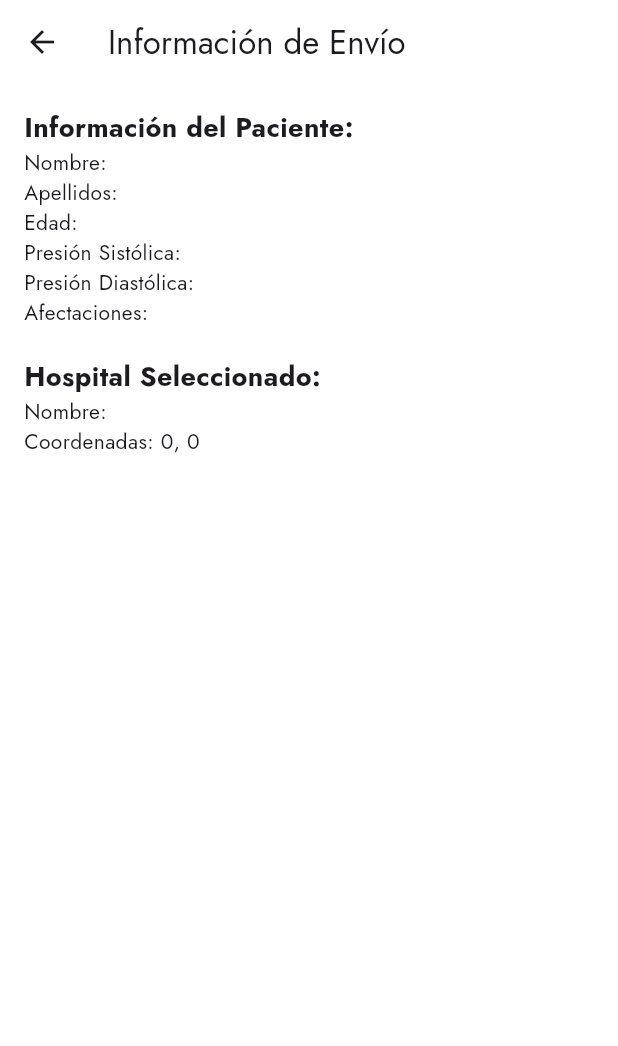
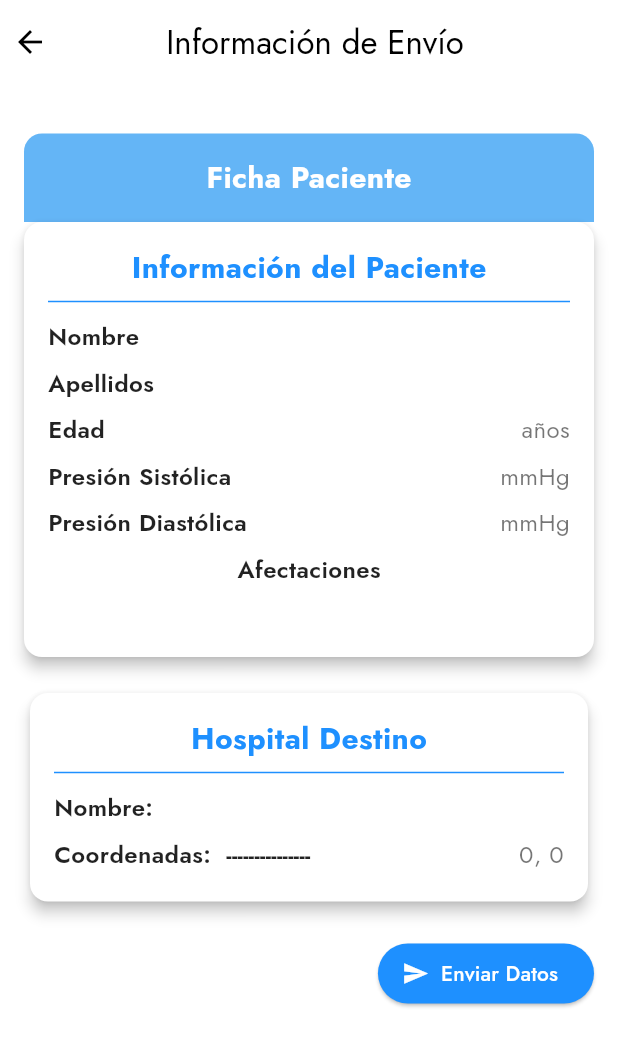
Before and after one commit to trabucko/ReportNic-Movil, a Flutter app: the InfoEnvio screen opened directly with empty values, on a phone screen of 412 x 824 dp. Shown: the top 1046 px of the screen. Run offline on Flutter 3.47's test engine with Material 3 defaults, Android fonts, the light colour scheme and no system bars; our stand-ins replace cloud_firestore, email_validator, firebase_auth, firebase_core, geolocator, shared_preferences and 1 more; missing offline and left inert: mapbox_maps_flutter, voice_to_text; accounts and stored records are empty.

Commit message:
diseño de info_envio terminado falta hacer la logica de guardar datos en firebase

```diff
--- a/lib/Screens/info_envio.dart
+++ b/lib/Screens/info_envio.dart
@@ -14,29 +14,193 @@ class InfoEnvio extends StatelessWidget {
   Widget build(BuildContext context) {
     return Scaffold(
       appBar: AppBar(
-        title: const Text('Información de Envío'),
+        leadingWidth: 8, // Ajusta este valor para reducir el espacio
+        foregroundColor: Colors.black,
+        backgroundColor: Colors.white,
+        title: Container(
+          alignment: Alignment.center,
+          width: double.infinity, // Tomar todo el ancho
+          child: const Text(
+            'Información de Envío',
+            style: TextStyle(color: Colors.black),
+          ),
+        ),
+        leading: IconButton(
+          icon: const Icon(Icons.arrow_back), // Flecha de retroceso
+          onPressed: () {
+            Navigator.of(context).pop(); // Volver a la pantalla anterior
+          },
+        ),
       ),
-      body: Padding(
-        padding: const EdgeInsets.all(16.0),
+      backgroundColor: Colors.white,
+      body: SingleChildScrollView(
+        padding: const EdgeInsets.fromLTRB(16.0, 32.0, 16.0, 16.0),
         child: Column(
           crossAxisAlignment: CrossAxisAlignment.start,
           children: [
-            const Text('Información del Paciente:', style: TextStyle(fontSize: 18, fontWeight: FontWeight.bold)),
-            // Mostrar aquí la información de FichaPaciente
-            Text('Nombre: ${fichaPaciente['nombre']}'),
-            Text('Apellidos: ${fichaPaciente['apellidos']}'),
-            Text('Edad: ${fichaPaciente['edad']}'),
-            Text('Presión Sistólica: ${fichaPaciente['presionSistolica']}'),
-            Text('Presión Diastólica: ${fichaPaciente['presionDiastolica']}'),
-            Text('Afectaciones: ${fichaPaciente['afectaciones']}'),
+            const SizedBox(height: 1), // Espacio adicional
+            // Encabezado personalizado
+            Container(
+              padding: const EdgeInsets.symmetric(vertical: 15.0, horizontal: 16.0),
+              decoration: BoxDecoration(
+                color: Colors.blue[300], // Azul suave
+                borderRadius: const BorderRadius.vertical(top: Radius.circular(12.0)),
+              ),
+              alignment: Alignment.center,
+              child: const Text(
+                'Ficha Paciente',
+                style: TextStyle(
+                  fontSize: 20,
+                  fontWeight: FontWeight.bold,
+                  color: Colors.white,
+                ),
+              ),
+            ),
+            Card(
+              color: Colors.white,
+              shape: RoundedRectangleBorder(
+                borderRadius: BorderRadius.circular(12.0),
+              ),
+              elevation: 4,
+              margin: const EdgeInsets.only(bottom: 20.0),
+              child: Padding(
+                padding: const EdgeInsets.all(16.0),
+                child: Column(
+                  crossAxisAlignment: CrossAxisAlignment.center,
+                  children: [
+                    const Text(
+                      'Información del Paciente',
+                      style: TextStyle(
+                        fontSize: 20,
+                        fontWeight: FontWeight.bold,
+                        color: Color(0xFF1E90FF),
+                      ),
+                    ),
+                    const Divider(color: Color(0xFF1E90FF)),
+                    _buildFichaRow('Nombre', fichaPaciente['nombre']),
+                    _buildFichaRow('Apellidos', fichaPaciente['apellidos']),
+                    _buildFichaRow('Edad', '${fichaPaciente['edad']} años'),
+                    _buildFichaRow('Presión Sistólica', '${fichaPaciente['presionSistolica']} mmHg'),
+                    _buildFichaRow('Presión Diastólica', '${fichaPaciente['presionDiastolica']} mmHg'),
+                    _buildFichaRowLargo('Afectaciones', fichaPaciente['afectaciones']),
+                  ],
+                ),
+              ),
+            ),
+            Card(
+              color: Colors.white,
+              shape: RoundedRectangleBorder(
+                borderRadius: BorderRadius.circular(12.0),
+              ),
+              elevation: 4,
+              child: Padding(
+                padding: const EdgeInsets.all(16.0),
+                child: Column(
+                  crossAxisAlignment: CrossAxisAlignment.start,
+                  children: [
+                    Container(
+                      alignment: Alignment.center,
+                      child: const Text(
+                        'Hospital Destino',
+                        style: TextStyle(
+                          fontSize: 20,
+                          fontWeight: FontWeight.bold,
+                          color: Color(0xFF1E90FF),
+                        ),
+                      ),
+                    ),
+                    const Divider(color: Color(0xFF1E90FF)),
+                    _buildFichaRow('Nombre: ', hospitalSeleccionado['name']),
+                    _buildFichaRow(
+                      'Coordenadas:  --------------- ',
+                      '${hospitalSeleccionado['coordinates']['latitude']}, ${hospitalSeleccionado['coordinates']['longitude']}',
+                    ),
+                  ],
+                ),
+              ),
+            ),
             const SizedBox(height: 20),
-            const Text('Hospital Seleccionado:', style: TextStyle(fontSize: 18, fontWeight: FontWeight.bold)),
-            Text('Nombre: ${hospitalSeleccionado['name']}'),
-            Text('Coordenadas: ${hospitalSeleccionado['coordinates']['latitude']}, ${hospitalSeleccionado['coordinates']['longitude']}'),
-            // Agrega más campos según la información que desees mostrar
+            Align(
+              alignment: Alignment.bottomRight,
+              child: ElevatedButton.icon(
+                onPressed: () {
+                  // Acción para enviar datos
+                },
+                icon: const Icon(Icons.send, color: Colors.white),
+                label: const Text(
+                  'Enviar Datos',
+                  style: TextStyle(color: Colors.white),
+                ),
+                style: ElevatedButton.styleFrom(
+                  backgroundColor: const Color(0xFF1E90FF),
+                  shape: RoundedRectangleBorder(
+                    borderRadius: BorderRadius.circular(30),
+                  ),
+                ),
+              ),
+            ),
           ],
         ),
       ),
     );
   }
+
+  Widget _buildFichaRow(String label, String value) {
+    return Padding(
+      padding: const EdgeInsets.symmetric(vertical: 4.0),
+      child: Row(
+        mainAxisAlignment: MainAxisAlignment.spaceBetween,
+        children: [
+          Text(
+            label,
+            style: const TextStyle(
+              fontWeight: FontWeight.w600,
+              fontSize: 16,
+              color: Colors.black87,
+            ),
+          ),
+          Expanded(
+            child: Text(
+              value,
+              style: const TextStyle(
+                fontSize: 16,
+                color: Colors.black54,
+              ),
+              textAlign: TextAlign.right,
+              overflow: TextOverflow.ellipsis,
+            ),
+          ),
+        ],
+      ),
+    );
+  }
+
+  Widget _buildFichaRowLargo(String label, String value) {
+    return Padding(
+      padding: const EdgeInsets.symmetric(vertical: 4.0),
+      child: Column(
+        crossAxisAlignment: CrossAxisAlignment.start,
+        children: [
+          Text(
+            label,
+            style: const TextStyle(
+              fontWeight: FontWeight.w600,
+              fontSize: 16,
+              color: Colors.black87,
+            ),
+          ),
+          const SizedBox(height: 4),
+          Text(
+            value,
+            style: const TextStyle(
+              fontSize: 16,
+              color: Colors.black54,
+            ),
+            overflow: TextOverflow.visible,
+            softWrap: true,
+          ),
+        ],
+      ),
+    );
+  }
 }
```
Also changed, not shown: lib/Screens/mapa_screen.dart (+17 -21 lines), lib/Screens/select_user_Custom/clinica_dialog.dart (deleted, +0 -43 lines), lib/Screens/select_user_Custom/custom_widgets.dart (deleted, +0 -136 lines), lib/Screens/select_user_Custom/paramedico_dialog.dart (deleted, +0 -37 lines), lib/Screens/select_user_Custom/wave_color.dart (deleted, +0 -27 lines).
